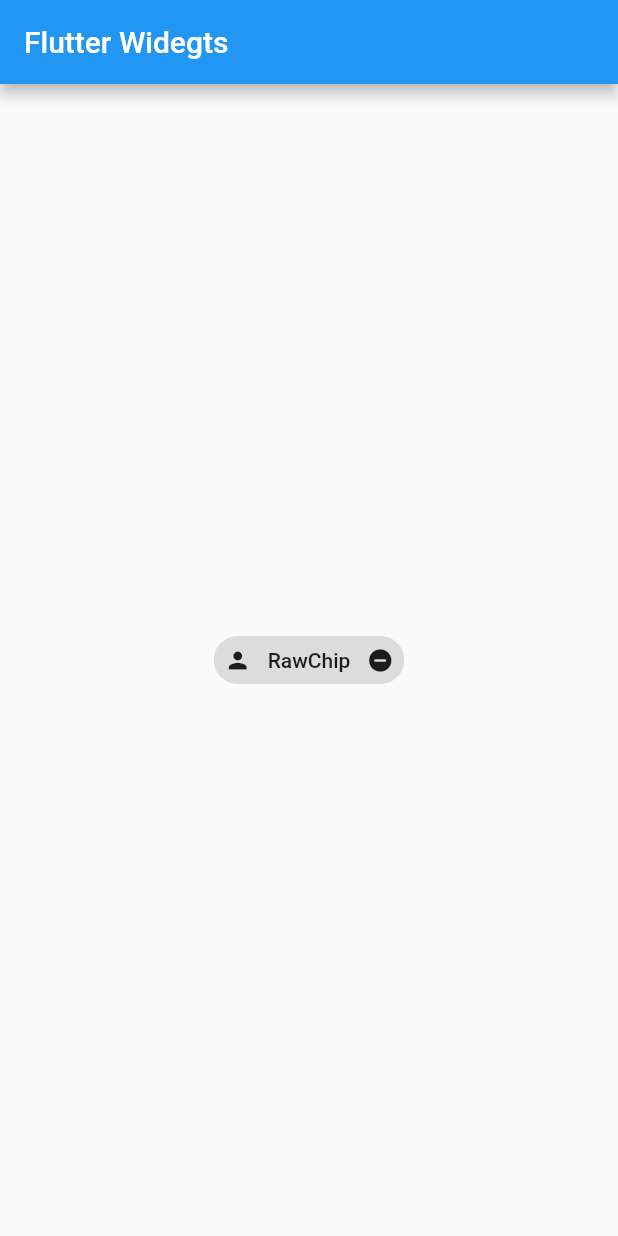
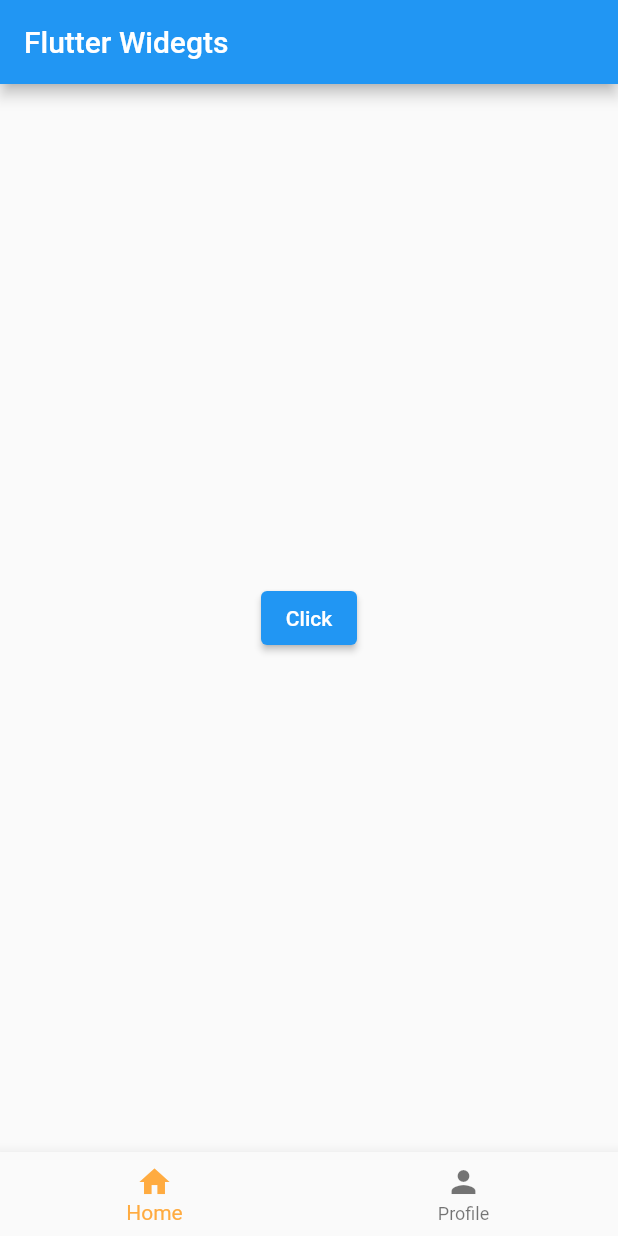
Before and after one commit to shaurya019/ALL_Flutter-Widgets, a Flutter app: the screen it shows after launch, on a phone screen of 412 x 824 dp. Run offline on Flutter 3.47's test engine with Material 2 defaults, Android fonts, the phone set to English and light mode, and no system bars.

```diff
--- a/lib/main.dart
+++ b/lib/main.dart
@@ -43,14 +43,25 @@ class _MyHomePageState extends State<MyHomePage> with TickerProviderStateMixin{
         title: Text(widget.title),
       ),
       body:Center(
-        child: RawChip(
-          label: Text('RawChip'),
-          avatar: Icon(Icons.person),
-          deleteIcon: Icon(Icons.remove_circle),
-          onPressed: () {},
-          onDeleted: () {},
+        child: ElevatedButton(
+          onPressed: (){},
+          child: Text('Click'),
         ),
-      )
+      ),
+      bottomNavigationBar:BottomNavigationBar(
+        items: [
+          BottomNavigationBarItem(
+              icon: Icon(Icons.home),
+            label: 'Home',
+          ),
+          BottomNavigationBarItem(
+            icon: Icon(Icons.person),
+            label: 'Profile',
+          ),
+        ],
+        onTap: (int index) {},
+        selectedItemColor: Colors.orangeAccent,
+      ),
     );
   }
 }
```
